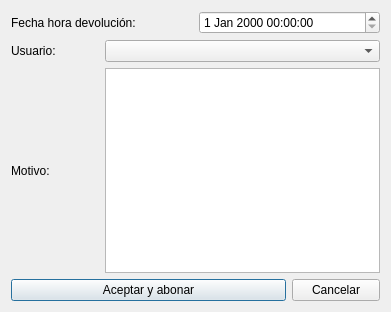
This is TPV/frmcausadevolucion.ui in arcnexus/RedFoX as Qt 5 draws it before an edit. The edited form follows.
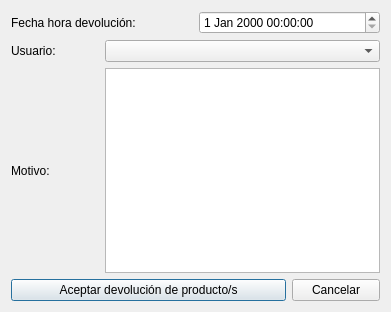
This is the edited form. Icons and pictures are not drawn.

Commit message: devolución parcial creación vale.

The edit to the form file:
```diff
--- a/TPV/frmcausadevolucion.ui
+++ b/TPV/frmcausadevolucion.ui
@@ -47,7 +47,7 @@
    <item row="3" column="0" colspan="3">
     <widget class="QPushButton" name="btnAceptar">
      <property name="text">
-      <string>Aceptar y abonar</string>
+      <string>Aceptar devolución de producto/s</string>
      </property>
      <property name="icon">
       <iconset resource="../maya.qrc">
```
The commit also changes 21 other files.
